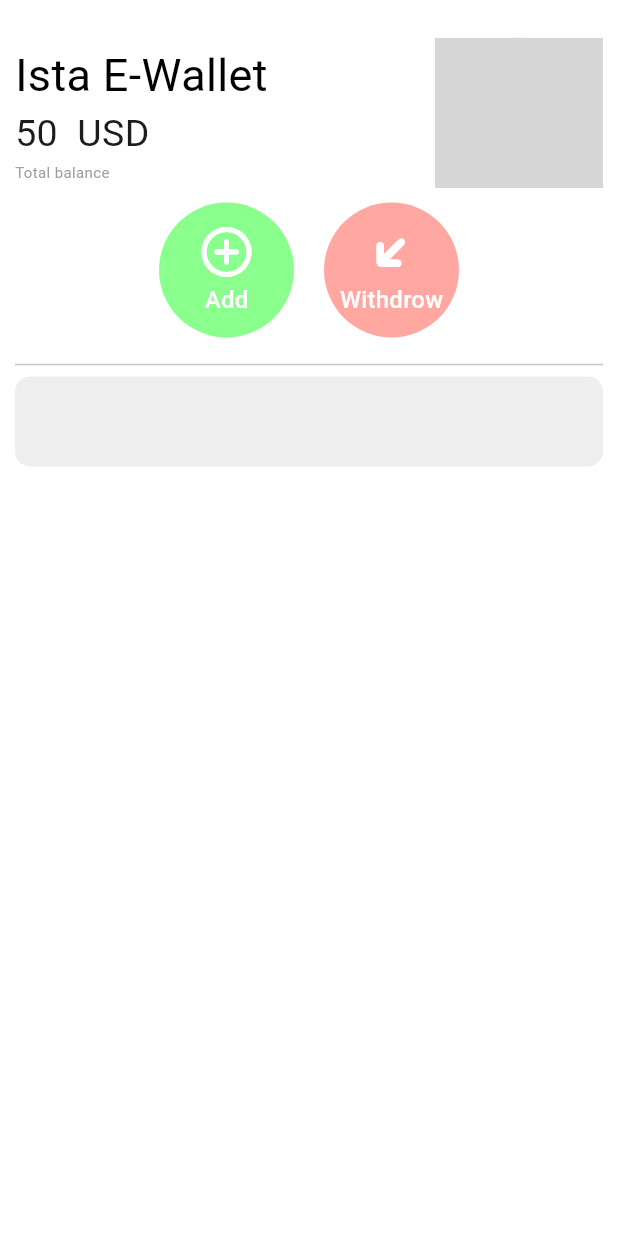
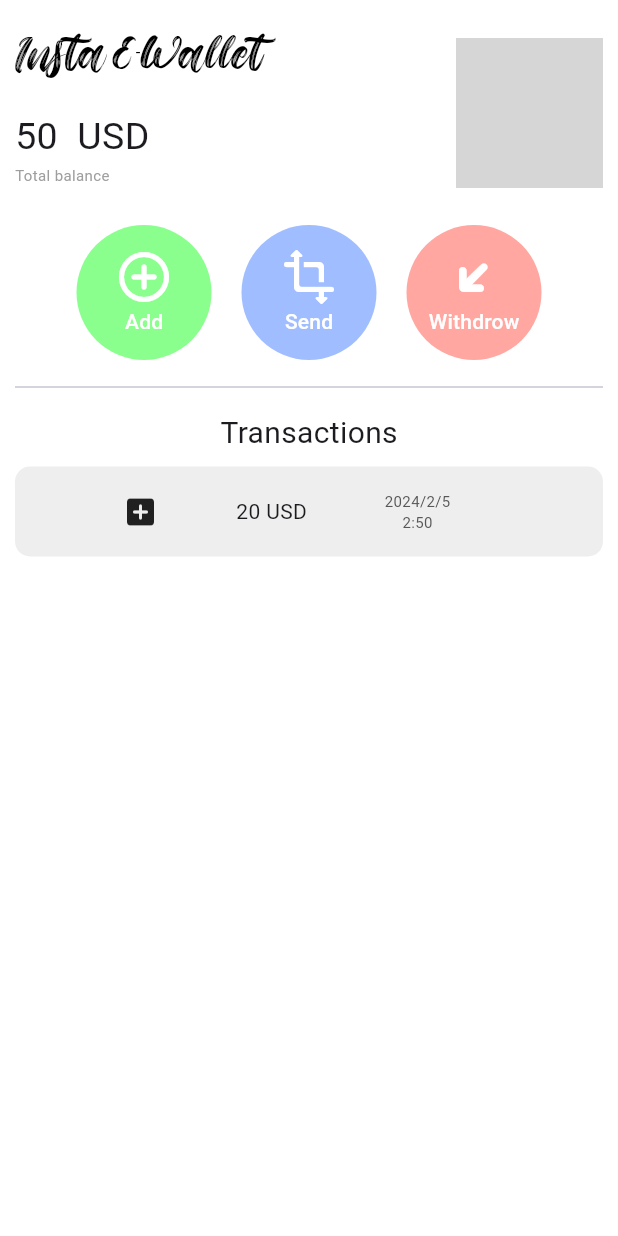
Before and after one commit to mark-maher-moris/Insta-E-Wallet, a Flutter app: the screen it shows after launch, on a phone screen of 412 x 824 dp. Run offline on Flutter 3.47's test engine with Material 3 defaults, Android fonts, the phone set to English and light mode, and no system bars; missing offline and left inert: flutter_paypal_checkout; network calls fail; grey boxes are pictures that could not be loaded.

Commit message:
Home Page transactions part

```diff
--- /dev/null
+++ b/lib/consts.dart
@@ -0,0 +1 @@
+const String font = 'CoolSanta';
--- a/lib/main.dart
+++ b/lib/main.dart
@@ -2,6 +2,8 @@
 import 'package:flutter/material.dart';
 import 'package:flutter/widgets.dart';
 import 'package:flutter_paypal_checkout/flutter_paypal_checkout.dart';
+
+import 'consts.dart';
 
 void main() {
   runApp(const MyApp());
@@ -40,13 +42,19 @@
             Row(
               children: [
                 Expanded(
-                  flex: 5,
+                  flex: 6,
                   child: Column(
                     crossAxisAlignment: CrossAxisAlignment.start,
                     children: [
                       Text(
-                        'Ista E-Wallet',
-                        style: TextStyle(fontSize: 30, color: Colors.black),
+                        'Insta E-Wallet',
+                        style: TextStyle(
+                            fontSize: 11,
+                            color: Colors.black,
+                            fontFamily: font),
+                      ),
+                      SizedBox(
+                        height: 28,
                       ),
                       Text(
                         '50  USD',
@@ -69,6 +77,9 @@
                 )
               ],
             ),
+            SizedBox(
+              height: 15,
+            ),
             Row(
               mainAxisAlignment: MainAxisAlignment.center,
               children: [
@@ -77,12 +88,26 @@
                     title: 'Add',
                     color: Color.fromARGB(255, 138, 255, 142)),
                 actionCircle(
+                    icon: Icons.transform_rounded,
+                    title: 'Send',
+                    color: Color.fromARGB(255, 160, 190, 255)),
+                actionCircle(
                     icon: Icons.transit_enterexit_rounded,
                     title: 'Withdrow',
-                    color: Color.fromARGB(255, 255, 167, 160))
+                    color: Color.fromARGB(255, 255, 167, 160)),
               ],
             ),
             Divider(),
+            Align(
+              alignment: Alignment.center,
+              child: Padding(
+                padding: const EdgeInsets.all(8.0),
+                child: Text(
+                  'Transactions',
+                  style: TextStyle(fontSize: 20),
+                ),
+              ),
+            ),
             Column(
               children: [
                 Container(
@@ -92,7 +117,34 @@
                       color: const Color.fromARGB(255, 238, 238, 238),
                       borderRadius: BorderRadius.all(Radius.circular(10))),
                   child: Row(
-                    children: [],
+                    mainAxisAlignment: MainAxisAlignment.spaceBetween,
+                    children: [
+                      SizedBox(
+                        width: 20,
+                      ),
+                      Icon(Icons.add_box_rounded),
+                      Text('20 USD'),
+                      Column(
+                        mainAxisAlignment: MainAxisAlignment.center,
+                        children: [
+                          Text(
+                            '2024/2/5',
+                            style: TextStyle(
+                                color: const Color.fromARGB(255, 87, 87, 87),
+                                fontSize: 10),
+                          ),
+                          Text(
+                            '2:50',
+                            style: TextStyle(
+                                color: const Color.fromARGB(255, 87, 87, 87),
+                                fontSize: 10),
+                          )
+                        ],
+                      ),
+                      SizedBox(
+                        width: 50,
+                      ),
+                    ],
                   ),
                 )
               ],
@@ -128,7 +180,7 @@
                   style: TextStyle(
                       //color: const Color.fromARGB(255, 102, 102, 102),
                       color: Colors.white,
-                      fontSize: 16),
+                      fontSize: 14),
                 )
               ],
             ),
```
Also changed, not shown: pubspec.yaml (+6 -18 lines), assets/CoolSanta.ttf (added).
